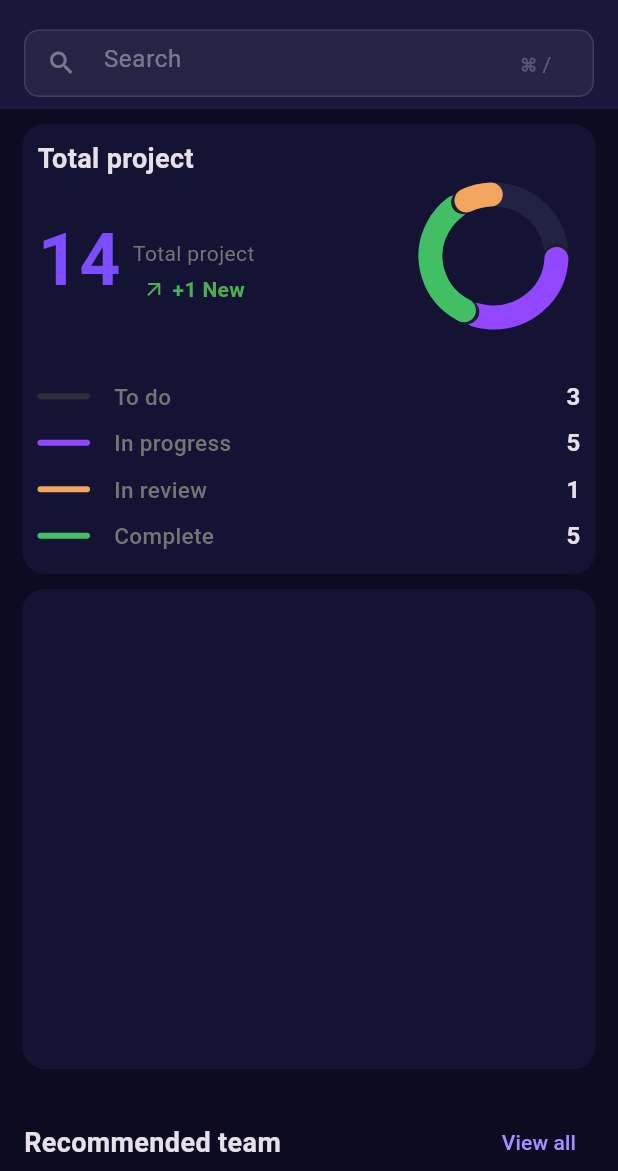
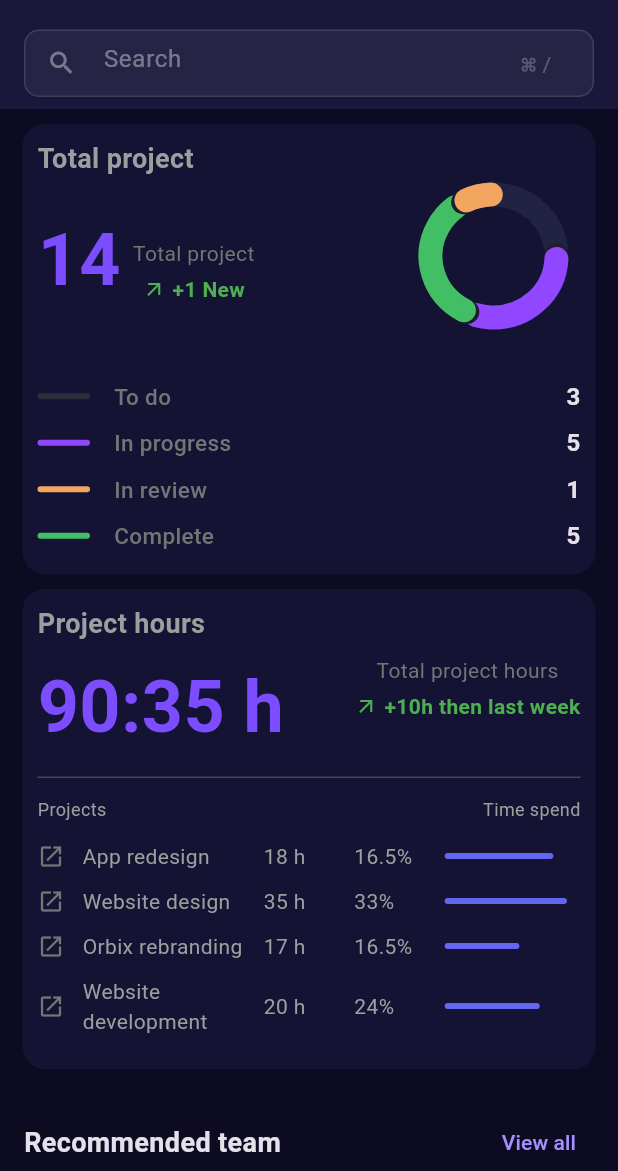
Before and after one commit to Samuel1-dev/flutter_tp, a Flutter app: the screen it shows after launch, on a phone screen of 412 x 824 dp, the part 65-1236 px from its top. Run offline on Flutter 3.47's test engine with Material 3 defaults, Android fonts, the phone set to English and light mode, and no system bars.

Commit message:
container project_hour terminé

```diff
--- a/lib/pages/home_page container/project_hour_container.dart
+++ b/lib/pages/home_page container/project_hour_container.dart
@@ -5,20 +5,155 @@ class ProjectHourContainer extends StatelessWidget {
 
   @override
   Widget build(BuildContext context) {
-    return InkWell(
-            onTap: () => Navigator.pushNamed(context, '/project_hour'),
-             child: Padding(
+    return Padding(
        padding: EdgeInsetsGeometry.symmetric(horizontal: 15.0),
        child: Container(
+       padding: EdgeInsets.all(10),
        height: 320,
        width: 100,
        decoration: BoxDecoration(
          borderRadius: BorderRadius.circular(15),
         color: const Color.fromARGB(255, 21, 19, 51),
+       ),
+       child: Column(
+         crossAxisAlignment: CrossAxisAlignment.start,
+         mainAxisSize: MainAxisSize.min,
+         children: [
+           Text("Project hours",
+             style: TextStyle(
+                 fontSize: 18,
+                 fontWeight: FontWeight.bold,
+                 color: Colors.grey
+               ),
+             ),
+             SizedBox(height: 8,),
 
+             Row(
+               crossAxisAlignment: CrossAxisAlignment.start,
+         children: [
+           Text(
+             "90:35 h",
+             style: TextStyle(
+               fontSize: 48,
+               fontWeight: FontWeight.bold,
+               color: Colors.deepPurpleAccent,
              ),
+           ),
+           Spacer(),
+           Column(
+               children: [
+                 Text(
+                   "Total project hours",
+                   style: TextStyle(color: Colors.grey[600], fontSize: 14),
+                 ),
+                  SizedBox(height:  4),
+
+                 Row(
+                 children: [
+                   Icon(Icons.arrow_outward, color: Colors.green, size: 16, ),
+                   SizedBox(width: 4),
+                   Text(
+                     "+10h then last week",
+                     style: TextStyle(
+                       color: Colors.green,
+                       fontWeight: FontWeight.bold,
+                     ),
+                   ),
+                 ],
+               ),
+               ]
+             ),
+             ]
+           ),
+           SizedBox(height: 10,),
+           Divider(height: 5,),
+           SizedBox(height: 10,),
+           Column(
+             children: [
+               Padding(
+                 padding: const EdgeInsets.only(bottom: 8),
+                 child: Row(
+                   mainAxisAlignment: MainAxisAlignment.spaceBetween,
+                   children: [
+                     Text("Projects", style: TextStyle(color: Colors.grey[500], fontSize: 12)),
+                     Text("Time spend", style: TextStyle(color: Colors.grey[500], fontSize: 12)),
+                   ],
+                 ),
+               ),
+
+               InkWell(onTap:(){} , child: _buildItem("App redesign", "18 h", "16.5%", 0.8)),
+               InkWell(onTap: (){},child: _buildItem("Website design", "35 h", "33%", 0.9)),
+               InkWell(onTap: () => Navigator.pushNamed(context, '/project_hour'),child: _buildItem("Orbix rebranding", "17 h", "16.5%", 0.55)),
+               InkWell(onTap: (){},child: _buildItem("Website development", "20 h", "24%", 0.7)),
+             ],
+           ),
+
+
+         ],
        ),
      ),
                 );
   }
 }
+
+Widget _buildItem(String title, String hours, String percent, double progress) {
+    return Padding(
+      padding: const EdgeInsets.symmetric(vertical: 5),
+      child: Row(
+        children: [
+
+          Icon(Icons.open_in_new, color: Colors.grey[600], size: 18),
+          SizedBox(width: 12),
+
+
+          Expanded(
+            flex: 4,
+            child: Text(
+              title,
+              style: TextStyle(color: Colors.grey[500], fontSize: 14, fontWeight: FontWeight.w400),
+            ),
+          ),
+
+
+          Expanded(
+            flex: 2,
+            child: Text(
+              hours,
+              style: TextStyle(color: Colors.grey[500], fontSize: 14),
+            ),
+          ),
+
+
+          Expanded(
+            flex: 2,
+            child: Text(
+              percent,
+              style: TextStyle(color: Colors.grey[500], fontSize: 14),
+            ),
+          ),
+
+
+          Expanded(
+            flex: 3,
+            child: Container(
+              height: 4,
+              decoration: BoxDecoration(
+                color:  const Color.fromARGB(255, 21, 19, 51),
+                borderRadius: BorderRadius.circular(2),
+              ),
+              child: FractionallySizedBox(
+                alignment: Alignment.centerLeft,
+                widthFactor: progress,
+                child: Container(
+                  decoration: BoxDecoration(
+                    color: Color(0xFF6366F1),
+                    borderRadius: BorderRadius.circular(2),
+                  ),
+                ),
+              ),
+            ),
+          ),
+        ],
+      ),
+    );
+  }
--- a/lib/pages/home_page container/total_project_container.dart
+++ b/lib/pages/home_page container/total_project_container.dart
@@ -27,6 +27,7 @@ class TotalProjectContainer extends StatelessWidget {
                       style: TextStyle(
                           fontSize: 18,
                           fontWeight: FontWeight.bold,
+                          color: Colors.grey
 
                         ),
                       ),
```
Lines whose indentation alone changed are shown as unchanged.
